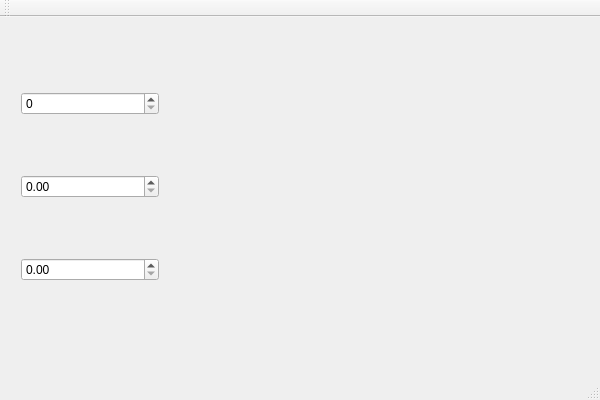
Above: HXEngine/HXEditor/HXEditorWin.ui from huangx916/HXEngine before the change. Below: the same form after it.
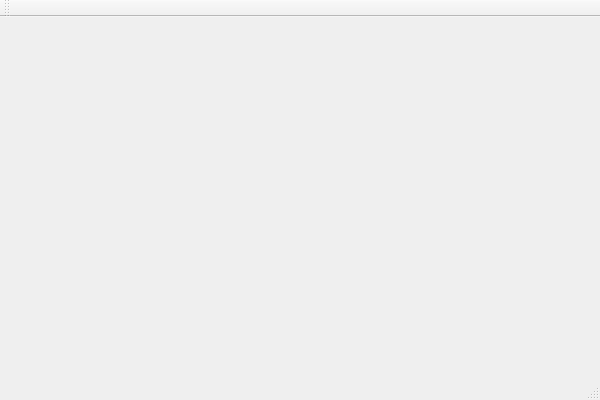
That is the form after the change.

```diff
--- a/HXEngine/HXEditor/HXEditorWin.ui
+++ b/HXEngine/HXEditor/HXEditorWin.ui
@@ -13,29 +13,7 @@
   <property name="windowTitle">
    <string>HXEditorWin</string>
   </property>
-  <widget class="QWidget" name="centralWidget">
-   <widget class="QWidget" name="verticalLayoutWidget">
-    <property name="geometry">
-     <rect>
-      <x>10</x>
-      <y>10</y>
-      <width>160</width>
-      <height>321</height>
-     </rect>
-    </property>
-    <layout class="QVBoxLayout" name="verticalLayout">
-     <item>
-      <widget class="QSpinBox" name="spinBox"/>
-     </item>
-     <item>
-      <widget class="QDoubleSpinBox" name="doubleSpinBox_2"/>
-     </item>
-     <item>
-      <widget class="QDoubleSpinBox" name="doubleSpinBox"/>
-     </item>
-    </layout>
-   </widget>
-  </widget>
+  <widget class="QWidget" name="centralWidget"/>
   <widget class="QMenuBar" name="menuBar">
    <property name="geometry">
     <rect>
```
